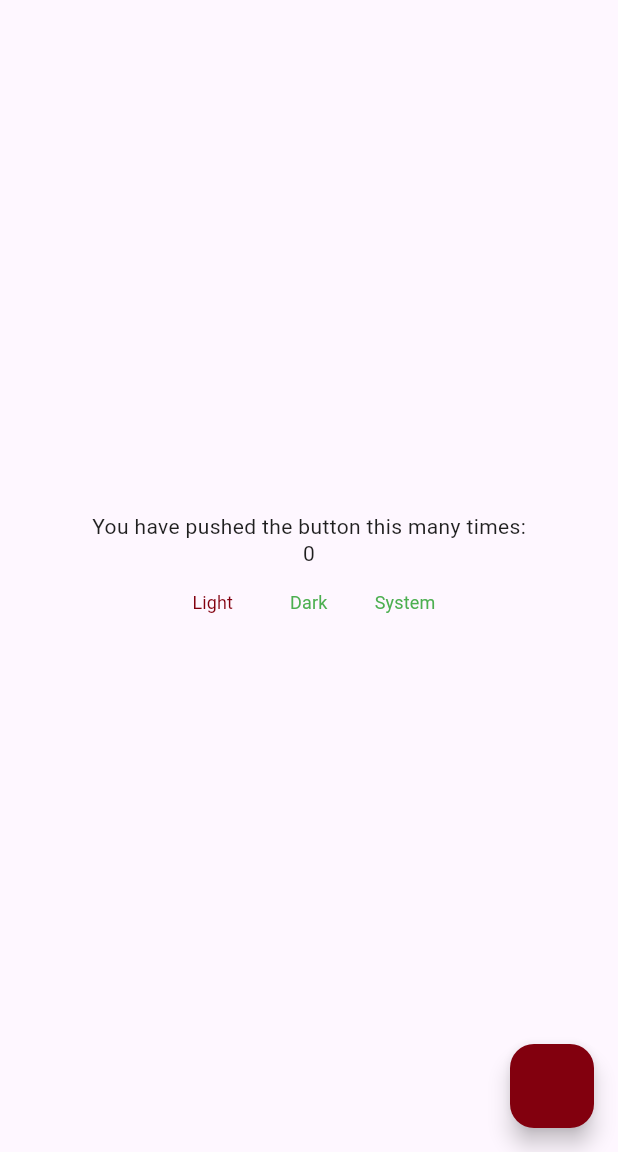
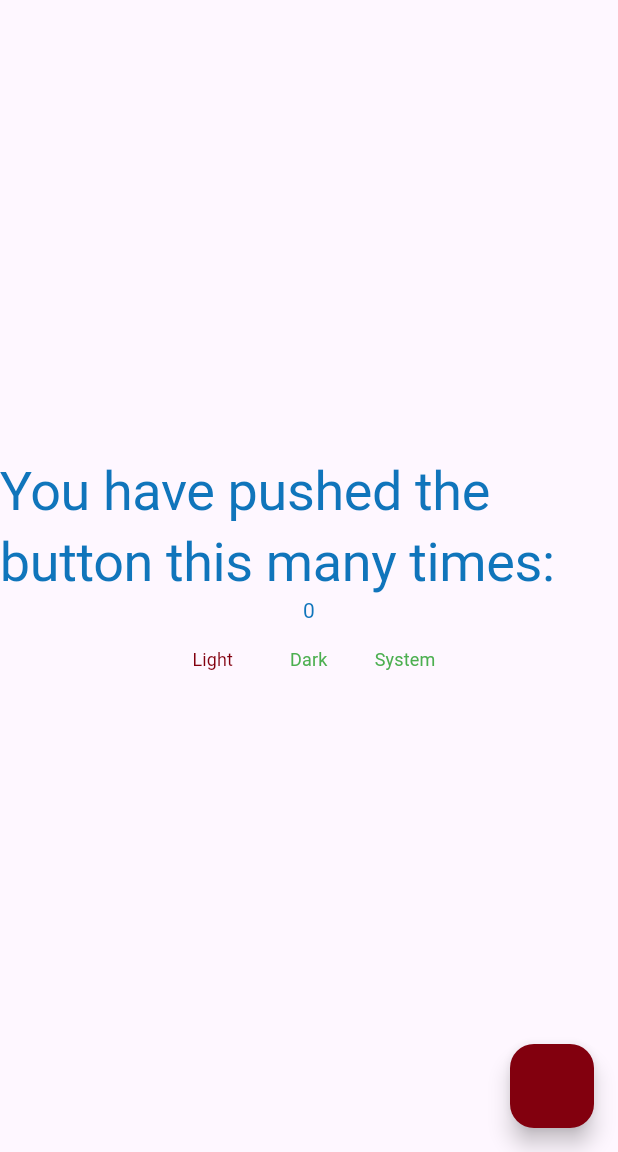
Before and after one commit to eliomacrosales/Flutter-Theme, a Flutter app: the screen it shows after launch, on a phone screen of 412 x 824 dp, the part 84-1236 px from its top. Run offline on Flutter 3.47's test engine with Material 3 defaults, Android fonts, the phone set to English and light mode, and no system bars.

Commit message:
app theme correct

```diff
--- a/lib/config/theme/themes/app_theme.dart
+++ b/lib/config/theme/themes/app_theme.dart
@@ -9,10 +9,13 @@ class AppTheme {
     final lightTheme = ThemeData.light();
     return lightTheme.copyWith(
         colorScheme: const ColorScheme.light(
-            primary: Colors.green, onBackground: Colors.green),
+            primary: Colors.green,
+            onBackground: Colors.green,
+          surface:  Colors.green,
+        ),
         extensions: [lightAppColors],
         textTheme:
-            _buildTextTheme(lightTheme.textTheme, AppLightColors.neutral20));
+            _buildTextTheme(lightTheme.textTheme, AppLightColors.secondary50));
   }
 
   static final lightAppColors =
@@ -20,13 +23,16 @@ class AppTheme {
 
   /// Dark Theme
   static ThemeData get darkTheme {
-    final lightTheme = ThemeData.dark();
-    return lightTheme.copyWith(
+    final darkTheme = ThemeData.dark();
+    return darkTheme.copyWith(
         colorScheme: const ColorScheme.dark(
-            primary: Colors.green, onBackground: Colors.green),
+            primary: Colors.green,
+            onBackground: Colors.green,
+          surface:  Colors.green,
+        ),
         extensions: [darkAppColors],
         textTheme:
-            _buildTextTheme(lightTheme.textTheme, AppLightColors.neutral20));
+            _buildTextTheme(darkTheme.textTheme, AppDarkColors.attention50));
   }
 
   static final darkAppColors =
--- a/lib/main.dart
+++ b/lib/main.dart
@@ -59,8 +59,9 @@ class _MyHomePageState extends State<MyHomePage> {
         child: Column(
           mainAxisAlignment: MainAxisAlignment.center,
           children: <Widget>[
-            const Text(
+             Text(
               'You have pushed the button this many times:',
+                 style: context.theme.textTheme.displayLarge
             ),
             Text('$_counter'),
             Row(
```
Also changed, not shown: 1 other file.
